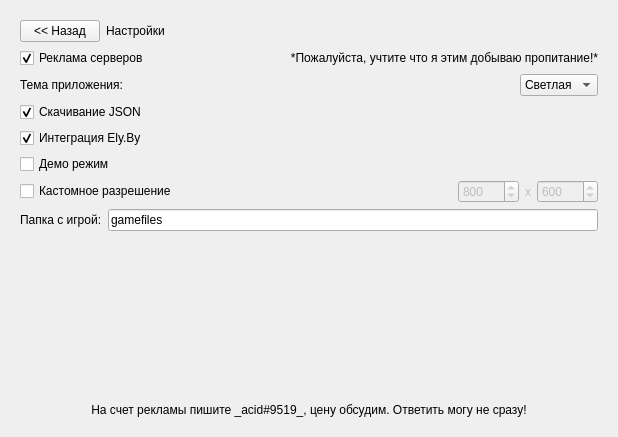
Before: the Qt Designer form form.ui in thisisignitedoreo/ratlauncher, drawn with Qt 5.
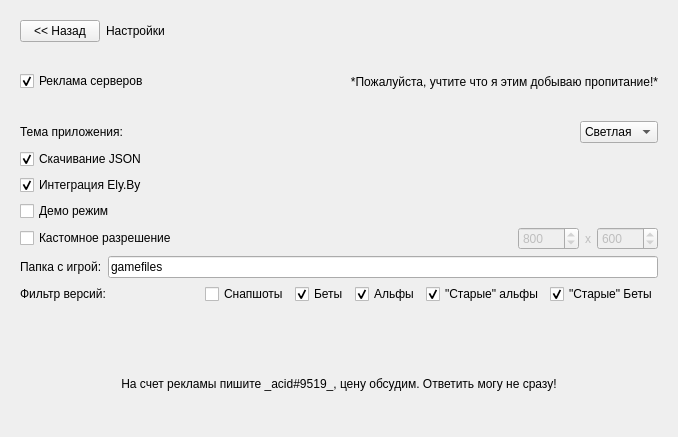
After: the same form once the commit is applied. The open tabs and pages were chosen to show the change. Icons and pictures are not drawn.

What changed in the file:
```diff
--- a/form.ui
+++ b/form.ui
@@ -6,7 +6,7 @@
    <rect>
     <x>0</x>
     <y>0</y>
-    <width>618</width>
+    <width>678</width>
     <height>437</height>
    </rect>
   </property>
@@ -635,13 +635,84 @@
            </item>
           </layout>
          </item>
+         <item>
+          <layout class="QHBoxLayout" name="hlayout_2">
+           <item>
+            <widget class="QLabel" name="filter_label">
+             <property name="text">
+              <string>Фильтр версий:</string>
+             </property>
+            </widget>
+           </item>
+           <item>
+            <spacer name="hspacer_2">
+             <property name="orientation">
+              <enum>Qt::Horizontal</enum>
+             </property>
+             <property name="sizeHint" stdset="0">
+              <size>
+               <width>40</width>
+               <height>20</height>
+              </size>
+             </property>
+            </spacer>
+           </item>
+           <item>
+            <widget class="QCheckBox" name="snapshot_filter">
+             <property name="text">
+              <string>Снапшоты</string>
+             </property>
+            </widget>
+           </item>
+           <item>
+            <widget class="QCheckBox" name="beta_filter">
+             <property name="text">
+              <string>Беты</string>
+             </property>
+             <property name="checked">
+              <bool>true</bool>
+             </property>
+            </widget>
+           </item>
+           <item>
+            <widget class="QCheckBox" name="alpha_filter">
+             <property name="text">
+              <string>Альфы</string>
+             </property>
+             <property name="checked">
+              <bool>true</bool>
+             </property>
+            </widget>
+           </item>
+           <item>
+            <widget class="QCheckBox" name="old_alpha_filter">
+             <property name="text">
+              <string>&quot;Старые&quot; альфы</string>
+             </property>
+             <property name="checked">
+              <bool>true</bool>
+             </property>
+            </widget>
+           </item>
+           <item>
+            <widget class="QCheckBox" name="old_beta_filter">
+             <property name="text">
+              <string>&quot;Старые&quot; Беты</string>
+             </property>
+             <property name="checked">
+              <bool>true</bool>
+             </property>
+            </widget>
+           </item>
+          </layout>
+         </item>
          <item>
           <spacer name="vspacer">
            <property name="orientation">
             <enum>Qt::Vertical</enum>
            </property>
            <property name="sizeType">
-            <enum>QSizePolicy::Expanding</enum>
+            <enum>QSizePolicy::Fixed</enum>
            </property>
            <property name="sizeHint" stdset="0">
             <size>
```
Left out of the diff: 15 changed lines with no effect on the pictures.
